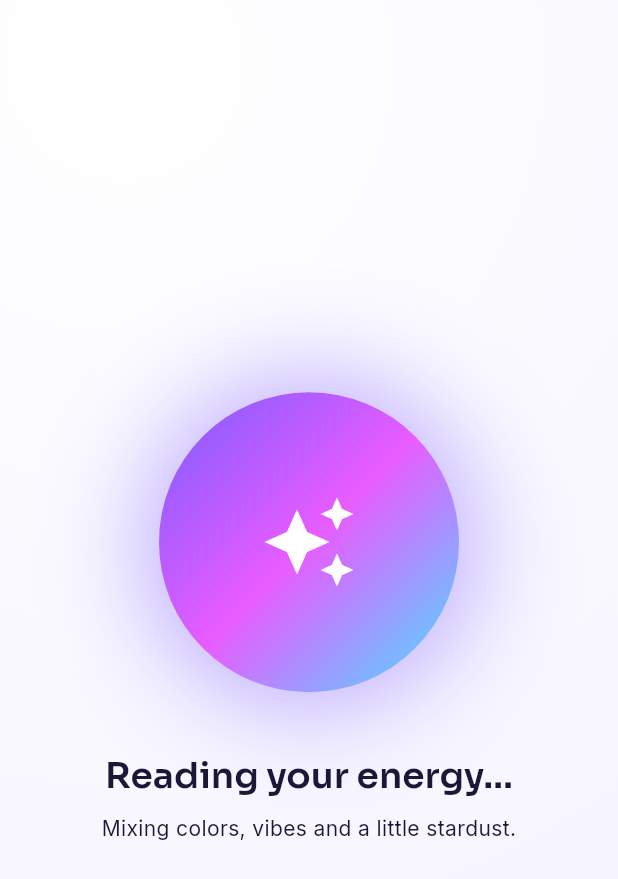
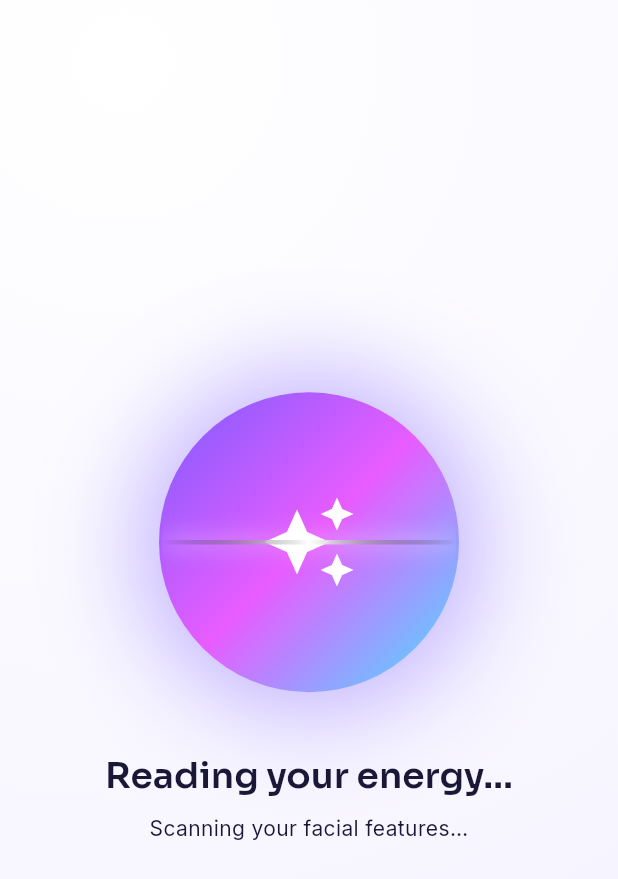
Before and after one commit to hebabouadil-ui/app, a Flutter app: the AnalyzingScreen screen opened directly with empty values, on a phone screen of 412 x 824 dp. Shown: the top 879 px of the screen. Run offline on Flutter 3.47's test engine with Material 3 defaults, Android fonts, the phone set to English and light mode, and no system bars; drawn by our look-alikes of flutter_animate; our stand-ins replace cross_file, firebase_analytics, firebase_core, flutter_local_notifications, flutter_riverpod, go_router and 11 more; missing offline and left inert: app_tracking_transparency, google_mlkit_face_detection; accounts and stored records are empty; generated files the repository leaves out were written again.

Commit message:
Add AI Palm Reading feature, single Pro unlock, minimal disclaimer, scan-line + reveal animations

```diff
--- a/lib/core/constants/app_constants.dart
+++ b/lib/core/constants/app_constants.dart
@@ -8,7 +8,7 @@ abstract final class AppConstants {
       'This app is intended solely for entertainment purposes and does not '
       'provide scientific, medical, or psychological advice.';
 
-  static const String shortDisclaimer = 'For entertainment only • Just for fun';
+  static const String shortDisclaimer = 'AI face & palm reading • just for fun';
 
   // Legal / support links (replace with real URLs before release).
   static const String privacyPolicyUrl = 'https://dreamai.app/privacy';
--- a/lib/data/models/analysis_type.dart
+++ b/lib/data/models/analysis_type.dart
@@ -1,76 +1,86 @@
 import 'package:flutter/material.dart';
 
+/// What kind of capture an experience needs before it can run.
+enum ScanKind { none, face, hand }
+
 /// The catalog of "experiences" offered by the app. Each entry powers a home
-/// screen card and selects which fun-result generator to run.
+/// screen card and selects which reading generator to run.
 enum AnalysisType {
   auraScore(
     id: 'aura',
     icon: Icons.auto_awesome,
     gradient: 'aura',
-    requiresFace: true,
+    scanKind: ScanKind.face,
     isPremium: false,
   ),
   personality(
     id: 'personality',
     icon: Icons.psychology_alt,
     gradient: 'royal',
-    requiresFace: true,
+    scanKind: ScanKind.face,
     isPremium: false,
   ),
   firstImpression(
     id: 'first_impression',
     icon: Icons.visibility,
     gradient: 'dusk',
-    requiresFace: true,
+    scanKind: ScanKind.face,
     isPremium: false,
+  ),
+  palmReading(
+    id: 'palm',
+    icon: Icons.front_hand,
+    gradient: 'royal',
+    scanKind: ScanKind.hand,
+    isPremium: true,
   ),
   leadership(
     id: 'leadership',
     icon: Icons.flag_circle,
     gradient: 'royal',
-    requiresFace: true,
+    scanKind: ScanKind.face,
     isPremium: true,
   ),
   romanticStyle(
     id: 'romantic',
     icon: Icons.favorite,
     gradient: 'romance',
-    requiresFace: true,
+    scanKind: ScanKind.face,
     isPremium: true,
   ),
   dailyLuck(
     id: 'daily_luck',
     icon: Icons.casino,
     gradient: 'sunrise',
-    requiresFace: false,
+    scanKind: ScanKind.none,
     isPremium: false,
   ),
   futureMood(
     id: 'future_mood',
     icon: Icons.nightlight_round,
     gradient: 'dusk',
-    requiresFace: false,
+    scanKind: ScanKind.none,
     isPremium: false,
   ),
   friendshipCompatibility(
     id: 'friendship',
     icon: Icons.diversity_3,
     gradient: 'ocean',
-    requiresFace: true,
+    scanKind: ScanKind.face,
     isPremium: true,
   ),
   celebrityLookAlike(
     id: 'celebrity',
     icon: Icons.star,
     gradient: 'sunrise',
-    requiresFace: true,
+    scanKind: ScanKind.face,
     isPremium: true,
   ),
   positiveMessage(
     id: 'positive_message',
     icon: Icons.wb_sunny,
     gradient: 'ocean',
-    requiresFace: false,
+    scanKind: ScanKind.none,
     isPremium: false,
   );
 
@@ -78,19 +88,23 @@ enum AnalysisType {
     required this.id,
     required this.icon,
     required this.gradient,
-    required this.requiresFace,
+    required this.scanKind,
     required this.isPremium,
   });
 
   final String id;
   final IconData icon;
   final String gradient;
+  final ScanKind scanKind;
 
-  /// Whether a face scan is required to run this experience.
-  final bool requiresFace;
+  /// Whether this is gated behind Pro / a rewarded ad on the free tier.
+  final bool isPremium;
 
-  /// Whether this is gated behind premium / a rewarded ad on the free tier.
-  final bool isPremium;
+  /// Whether a face capture is required.
+  bool get requiresFace => scanKind == ScanKind.face;
+
+  /// Whether any photo capture (face or hand) is required.
+  bool get requiresImage => scanKind != ScanKind.none;
 
   static AnalysisType fromId(String id) {
     return AnalysisType.values.firstWhere(
--- a/lib/data/services/purchase_service.dart
+++ b/lib/data/services/purchase_service.dart
@@ -6,21 +6,26 @@ import 'package:in_app_purchase/in_app_purchase.dart';
 /// Product identifiers. These must match the ids configured in Google Play
 /// Console and App Store Connect (see the store checklists in /docs).
 abstract final class ProductIds {
+  /// The single headline one-time purchase: unlocks all advanced readings
+  /// (Palm Reading, Leadership, Romance, Celebrity, Friendship) and removes ads.
+  static const String pro = 'dreamai_pro';
+
+  // Legacy/secondary products (kept for backwards compatibility / restores).
   static const String adFree = 'dreamai_ad_free';
   static const String premiumUnlimited = 'dreamai_premium_unlimited';
-  static const String compatibilityPack = 'dreamai_compatibility_pack';
-  static const String themePack = 'dreamai_theme_pack';
 
   /// All non-consumable, one-time unlocks.
   static const Set<String> all = <String>{
+    pro,
     adFree,
     premiumUnlimited,
-    compatibilityPack,
-    themePack,
   };
 
   /// Products that also remove ads.
-  static const Set<String> removesAds = <String>{adFree, premiumUnlimited};
+  static const Set<String> removesAds = <String>{pro, adFree, premiumUnlimited};
+
+  /// Products that unlock the advanced (premium) experiences.
+  static const Set<String> unlocksPro = <String>{pro, premiumUnlimited};
 }
 
 /// Wraps `in_app_purchase`. Fails safe when billing is unavailable (e.g. the
--- a/lib/data/services/result_content.dart
+++ b/lib/data/services/result_content.dart
@@ -125,4 +125,25 @@ abstract final class ResultContent {
     'Reading your energy...',
     'Your aura whispered something fun:',
   ];
+
+  // ---- Palm reading ---------------------------------------------------------
+  static const List<({String name, String emoji})> palmArchetypes = [
+    (name: 'The Creator\'s Hand', emoji: '🖐️'),
+    (name: 'The Dreamer\'s Palm', emoji: '✋'),
+    (name: 'The Achiever\'s Hand', emoji: '🤚'),
+    (name: 'The Healer\'s Palm', emoji: '🌿'),
+    (name: 'The Adventurer\'s Hand', emoji: '🧭'),
+    (name: 'The Old Soul\'s Palm', emoji: '🔮'),
+    (name: 'The Leader\'s Hand', emoji: '👑'),
+  ];
+
+  static const List<String> palmFortunes = [
+    'your lines point to a bright new chapter — say yes to an opportunity soon.',
+    'a strong heart line: deep, genuine connections are forming around you.',
+    'your head line is sharp — trust your very first instinct this week.',
+    'a bold life line: vitality and big moves are on your side right now.',
+    'your fate line is rising — a small, brave risk could pay off beautifully.',
+    'creativity is flowing through your palm; make something this week.',
+    'a lucky crossing in your palm — keep your eyes open for a happy surprise.',
+  ];
 }
--- a/lib/features/home/feature_catalog.dart
+++ b/lib/features/home/feature_catalog.dart
@@ -22,6 +22,8 @@ FeatureCopy featureCopy(BuildContext context, AnalysisType type) {
         title: l10n.featureFirstImpressionTitle,
         description: l10n.featureFirstImpressionDesc
       );
+    case AnalysisType.palmReading:
+      return (title: l10n.featurePalmTitle, description: l10n.featurePalmDesc);
     case AnalysisType.leadership:
       return (
         title: l10n.featureLeadershipTitle,
@@ -57,6 +59,7 @@ FeatureCopy featureCopy(BuildContext context, AnalysisType type) {
 /// The display order on the home screen.
 const List<AnalysisType> homeFeatureOrder = <AnalysisType>[
   AnalysisType.auraScore,
+  AnalysisType.palmReading,
   AnalysisType.personality,
   AnalysisType.firstImpression,
   AnalysisType.leadership,
--- a/lib/features/scan/analyzing_screen.dart
+++ b/lib/features/scan/analyzing_screen.dart
@@ -54,6 +54,11 @@ class _AnalyzingScreenState extends ConsumerState<AnalyzingScreen> {
         b: b,
         countsAgainstQuota: args.countsAgainstQuota,
       );
+    } else if (args.type.scanKind == ScanKind.hand) {
+      outcome = await controller.runPalm(
+        imagePath: args.imagePath ?? '',
+        countsAgainstQuota: args.countsAgainstQuota,
+      );
     } else {
       final FaceFeatures features = args.imagePath == null
           ? const FaceFeatures.none()
@@ -79,6 +84,17 @@ class _AnalyzingScreenState extends ConsumerState<AnalyzingScreen> {
     context.pushReplacement(AppRoutes.result, extra: outcome);
   }
 
+  String _scanningLabel(BuildContext context) {
+    switch (widget.args.type.scanKind) {
+      case ScanKind.hand:
+        return 'Scanning the lines of your palm…';
+      case ScanKind.face:
+        return 'Scanning your facial features…';
+      case ScanKind.none:
+        return context.l10n.analyzingSubtitle;
+    }
+  }
+
   @override
   Widget build(BuildContext context) {
     final l10n = context.l10n;
@@ -88,11 +104,22 @@ class _AnalyzingScreenState extends ConsumerState<AnalyzingScreen> {
           child: Column(
             mainAxisSize: MainAxisSize.min,
             children: <Widget>[
-              AuraOrb(
-                size: 200,
-                gradientName: widget.args.type.gradient,
-                child: Icon(widget.args.type.icon,
-                    size: 64, color: Colors.white),
+              // Orb + sweeping "AI scan" line clipped to the circle.
+              Stack(
+                alignment: Alignment.center,
+                children: <Widget>[
+                  AuraOrb(
+                    size: 200,
+                    gradientName: widget.args.type.gradient,
+                    child: Icon(widget.args.type.icon,
+                        size: 64, color: Colors.white),
+                  ),
+                  SizedBox(
+                    width: 196,
+                    height: 196,
+                    child: ClipOval(child: const _ScanLine()),
+                  ),
+                ],
               ),
               const SizedBox(height: 40),
               Text(l10n.analyzingTitle, style: context.textTheme.headlineSmall)
@@ -101,8 +128,9 @@ class _AnalyzingScreenState extends ConsumerState<AnalyzingScreen> {
                   .then()
                   .fadeOut(delay: 700.ms, duration: 700.ms),
               const SizedBox(height: 8),
-              Text(l10n.analyzingSubtitle,
-                  style: context.textTheme.bodyMedium, textAlign: TextAlign.center),
+              Text(_scanningLabel(context),
+                  style: context.textTheme.bodyMedium,
+                  textAlign: TextAlign.center),
             ],
           ),
         ),
@@ -110,3 +138,33 @@ class _AnalyzingScreenState extends ConsumerState<AnalyzingScreen> {
     );
   }
 }
+
+/// A glowing horizontal line that sweeps up and down — the "AI scanning" effect.
+class _ScanLine extends StatelessWidget {
+  const _ScanLine();
+
+  @override
+  Widget build(BuildContext context) {
+    return Align(
+      alignment: Alignment.center,
+      child: Container(
+        height: 3,
+        width: double.infinity,
+        decoration: BoxDecoration(
+          gradient: const LinearGradient(
+            colors: <Color>[
+              Colors.transparent,
+              Colors.white,
+              Colors.transparent,
+            ],
+          ),
+          boxShadow: <BoxShadow>[
+            BoxShadow(color: Colors.white.withValues(alpha: 0.8), blurRadius: 12),
+          ],
+        ),
+      )
+          .animate(onPlay: (c) => c.repeat(reverse: true))
+          .moveY(begin: -92, end: 92, duration: 1300.ms, curve: Curves.easeInOut),
+    );
+  }
+}
--- a/lib/features/scan/experience_launcher.dart
+++ b/lib/features/scan/experience_launcher.dart
@@ -27,7 +27,7 @@ Future<void> startExperience(
   }
   if (!context.mounted) return;
 
-  if (type.requiresFace) {
+  if (type.requiresImage) {
     context.push(
       AppRoutes.scan,
       extra: ScanArgs(type: type, alreadyUnlocked: unlocked),
--- a/lib/l10n/app_en.arb
+++ b/lib/l10n/app_en.arb
@@ -132,6 +132,8 @@
   "featurePersonalityDesc": "Discover your fun archetype.",
   "featureFirstImpressionTitle": "First Impression Test",
   "featureFirstImpressionDesc": "How do you come across at first glance?",
+  "featurePalmTitle": "AI Palm Reading",
+  "featurePalmDesc": "Scan your palm and reveal your lines.",
   "featureLeadershipTitle": "Leadership Score",
   "featureLeadershipDesc": "Find your leadership style.",
   "featureRomanticTitle": "Romantic Style",
--- a/lib/providers/service_providers.dart
+++ b/lib/providers/service_providers.dart
@@ -5,6 +5,7 @@ import '../data/services/ads_service.dart';
 import '../data/services/analytics_service.dart';
 import '../data/services/consent_service.dart';
 import '../data/services/face_detection_service.dart';
+import '../data/services/image_scan_service.dart';
 import '../data/services/notifications_service.dart';
 import '../data/services/purchase_service.dart';
 import '../data/services/result_generator.dart';
@@ -55,6 +56,9 @@ final faceDetectionServiceProvider = Provider<FaceDetectionService>((Ref ref) {
 
 final shareServiceProvider = Provider<ShareService>((Ref ref) => ShareService());
 
+final imageScanServiceProvider =
+    Provider<ImageScanService>((Ref ref) => ImageScanService());
+
 final reviewServiceProvider = Provider<ReviewService>(
   (Ref ref) => ReviewService(ref.watch(storageServiceProvider)),
 );
--- a/lib/providers/settings_provider.dart
+++ b/lib/providers/settings_provider.dart
@@ -27,14 +27,13 @@ class SettingsState {
   final Set<String> ownedProducts;
   final String visualTheme;
 
-  bool get adsRemoved =>
-      ownedProducts.any(ProductIds.removesAds.contains);
-  bool get hasUnlimited =>
-      ownedProducts.contains(ProductIds.premiumUnlimited);
-  bool get hasCompatibilityPack =>
-      ownedProducts.contains(ProductIds.compatibilityPack);
-  bool get hasThemePack => ownedProducts.contains(ProductIds.themePack);
-  bool get isPremium => ownedProducts.isNotEmpty;
+  /// Owns the one-time Pro unlock (advanced readings).
+  bool get isPro => ownedProducts.any(ProductIds.unlocksPro.contains);
+  bool get adsRemoved => ownedProducts.any(ProductIds.removesAds.contains);
+
+  /// Back-compat alias used by older call sites.
+  bool get hasUnlimited => isPro;
+  bool get isPremium => isPro;
 
   SettingsState copyWith({
     bool? onboardingComplete,
```
Also changed, not shown: lib/data/services/image_scan_service.dart (added, +34 -0 lines), lib/data/services/result_generator.dart (+36 -0 lines), lib/features/home/home_screen.dart (+13 -5 lines), lib/features/premium/premium_screen.dart (+71 -73 lines), lib/features/scan/result_screen.dart (+11 -3 lines), lib/features/scan/scan_screen.dart (+21 -10 lines), lib/providers/analysis_provider.dart (+27 -0 lines).
